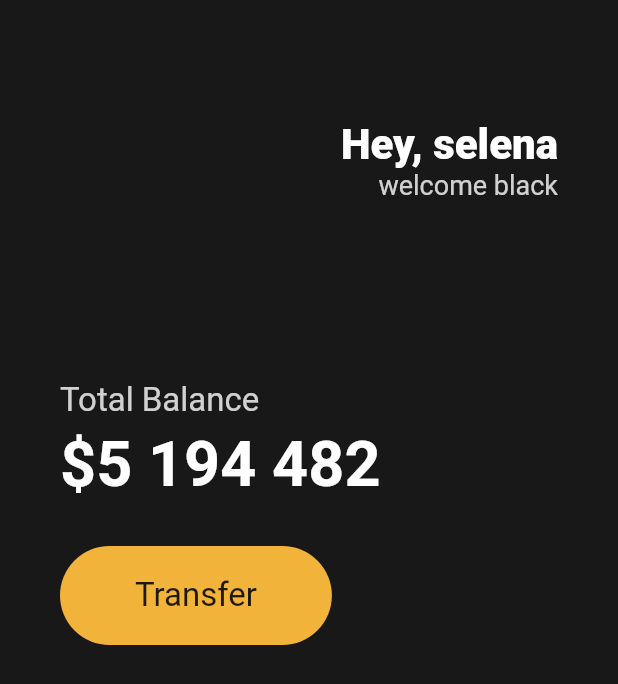
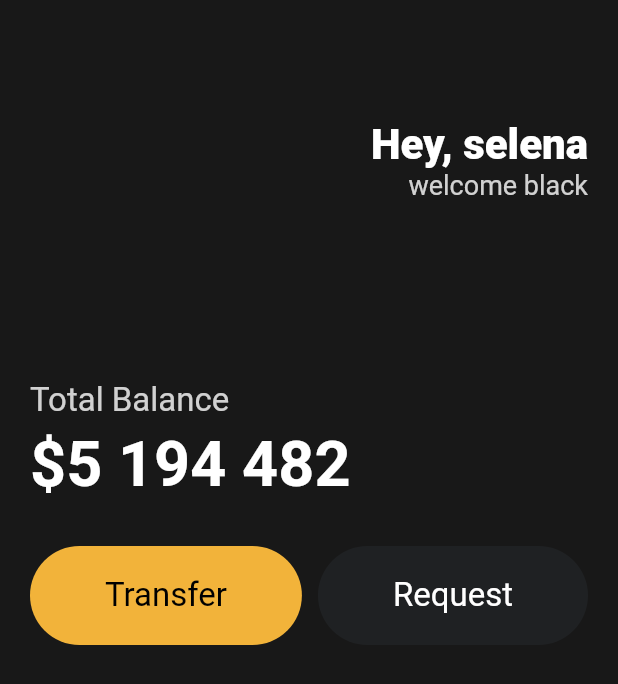
Before and after one commit to KimKW1007/flutter, a Flutter app: the screen it shows after launch, on a phone screen of 412 x 824 dp. Shown: the top 684 px of the screen. Run offline on Flutter 3.47's test engine with Material 2 defaults, Android fonts, the phone set to English and light mode, and no system bars.

Commit message:
feat : button - button widget 생성 및 main 에 적용

```diff
--- a/lib/main.dart
+++ b/lib/main.dart
@@ -1,7 +1,9 @@
 import 'package:flutter/material.dart';
 
+import 'widgets/Button.dart';
+
 void main() {
-  runApp(App());
+  runApp(const App());
 }
 
 class App extends StatelessWidget {
@@ -14,7 +16,7 @@ class App extends StatelessWidget {
         backgroundColor: const Color(0xFF181818),
         body: Padding(
           padding: const EdgeInsets.symmetric(
-            horizontal: 40,
+            horizontal: 20,
           ),
           child: Column(
             crossAxisAlignment: CrossAxisAlignment.start,
@@ -71,25 +73,18 @@ class App extends StatelessWidget {
               const SizedBox(
                 height: 30,
               ),
-              Row(
+              const Row(
+                mainAxisAlignment: MainAxisAlignment.spaceBetween,
                 children: [
-                  Container(
-                    decoration: BoxDecoration(
-                      color: const Color(0xFFf2b33a),
-                      borderRadius: BorderRadius.circular(45),
-                    ),
-                    child: const Padding(
-                      padding: EdgeInsets.symmetric(
-                        vertical: 20,
-                        horizontal: 50,
-                      ),
-                      child: Text(
-                        "Transfer",
-                        style: TextStyle(
-                          fontSize: 22,
-                        ),
-                      ),
-                    ),
+                  Button(
+                    bgColor: 0xFFf2b33a,
+                    text: "Transfer",
+                    textColor: Colors.black,
+                  ),
+                  Button(
+                    bgColor: 0xff1f2123,
+                    text: "Request",
+                    textColor: Colors.white,
                   ),
                 ],
               )
--- /dev/null
+++ b/lib/widgets/button.dart
@@ -0,0 +1,36 @@
+import 'package:flutter/material.dart';
+
+class Button extends StatelessWidget {
+  final String text;
+  final int bgColor;
+  final Color textColor;
+
+  const Button(
+      {super.key,
+      required this.text,
+      required this.bgColor,
+      required this.textColor});
+
+  @override
+  Widget build(BuildContext context) {
+    return Container(
+      decoration: BoxDecoration(
+        color: Color(bgColor),
+        borderRadius: BorderRadius.circular(45),
+      ),
+      child: Padding(
+        padding: const EdgeInsets.symmetric(
+          vertical: 20,
+          horizontal: 50,
+        ),
+        child: Text(
+          text,
+          style: TextStyle(
+            fontSize: 22,
+            color: textColor,
+          ),
+        ),
+      ),
+    );
+  }
+}
```
